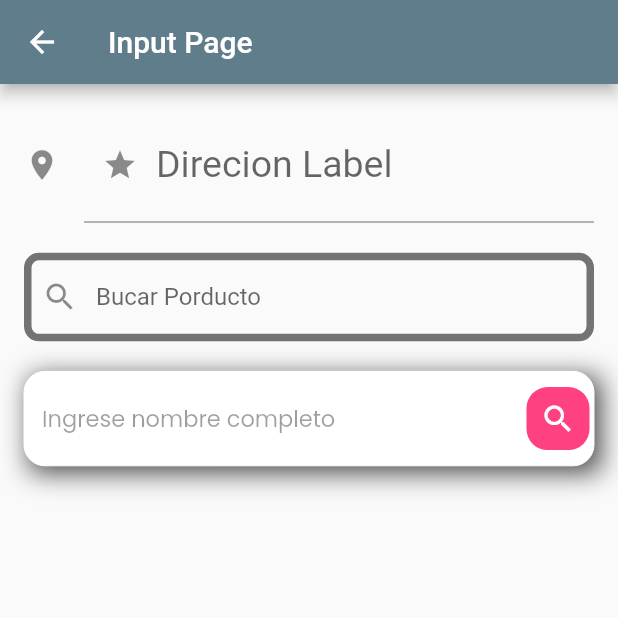
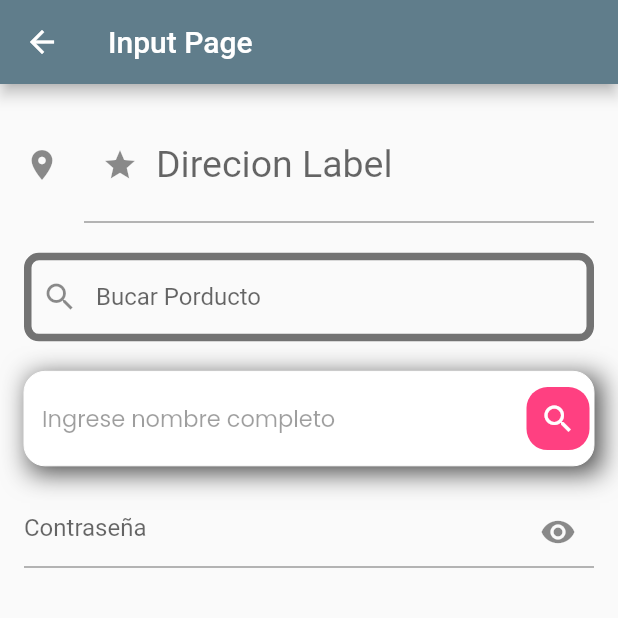
Before and after one commit to kathyLopezSMOKE/app_component, a Flutter app: the InputPage screen opened directly, on a phone screen of 412 x 824 dp, the top half of it. Run offline on Flutter 3.47's test engine with Material 2 defaults, Android fonts, the phone set to English and light mode, and no system bars; our stand-ins replace google_fonts; missing offline and left inert: dart:js_util.

Commit message:
contraseña

```diff
--- a/lib/pages/input_page.dart
+++ b/lib/pages/input_page.dart
@@ -1,8 +1,13 @@
 import 'package:flutter/material.dart';
 import 'package:google_fonts/google_fonts.dart';
 
-class InputPage extends StatelessWidget {
-  const InputPage({super.key});
+class InputPage extends StatefulWidget {
+  @override
+  State<InputPage> createState() => _InputPageState();
+}
+
+class _InputPageState extends State<InputPage> {
+  bool isvisible=true;
 
   @override
   Widget build(BuildContext context) {
@@ -101,6 +106,22 @@ class InputPage extends StatelessWidget {
                 ),
               ),
             ),
+            SizedBox(height: 20,),
+            TextField(
+              obscureText: isvisible,
+              decoration: InputDecoration(
+                hintText: "Contraseña",
+                suffixIcon: IconButton(
+                  onPressed: (){
+                    isvisible=! isvisible;
+                    setState(() {});
+                  },
+                  icon: isvisible
+                  ? Icon(Icons.remove_red_eye)
+                  : Icon(Icons.remove_red_eye_outlined),
+                ),
+              ),
+            ),
           ],
         ),
       ),
```
